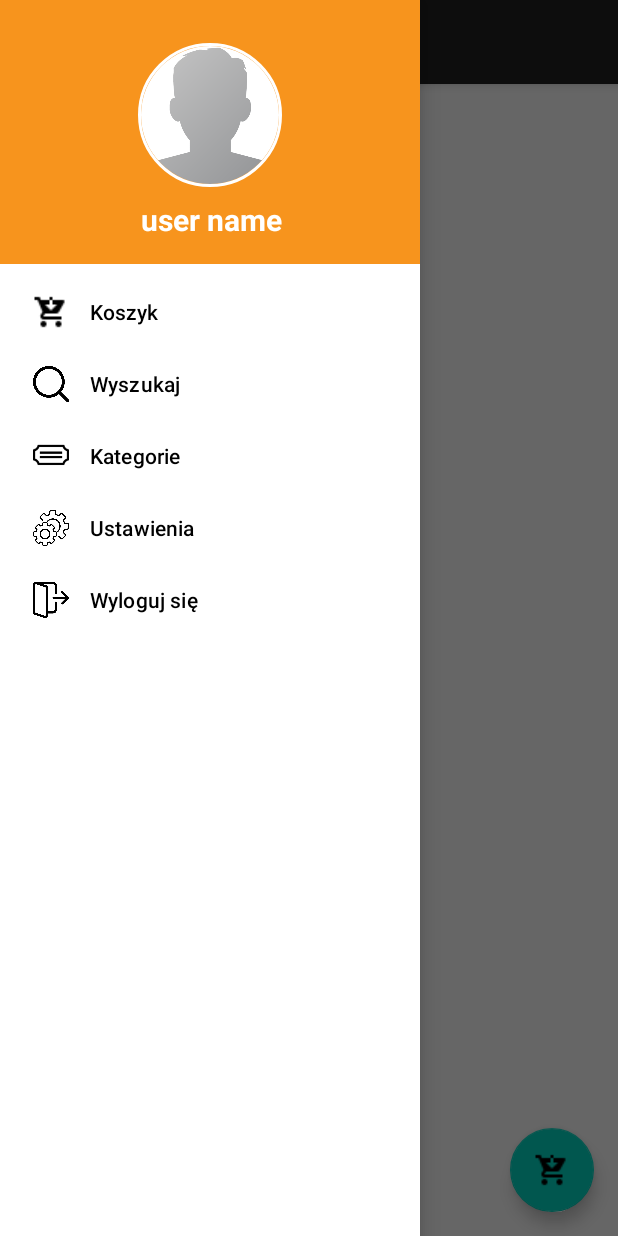
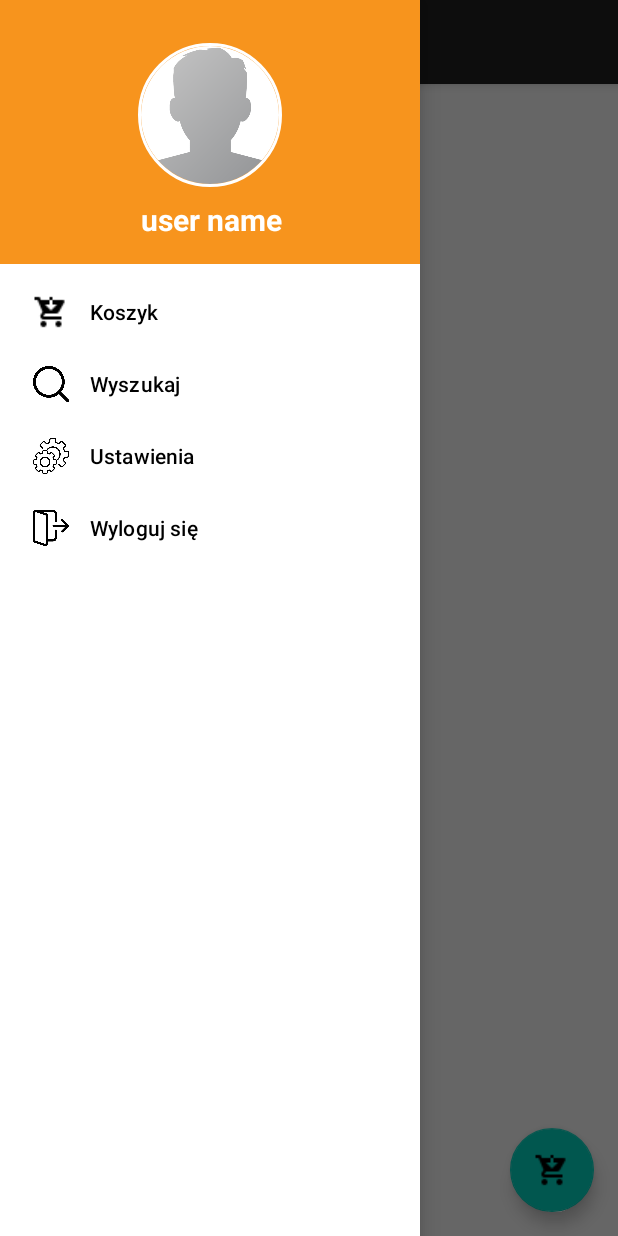
Before and after one commit to Missya122/OnlineShop2, an Android app: the HomeActivity screen opened directly, with no data from a screen before it, with the side drawer open, on a phone screen of 412 x 824 dp. Run offline under Robolectric (Android 15) with nearby library versions, the light colour scheme and no system bars; our stand-ins replace CircleImageView, Firebase (no records; nobody signed in at launch, a user with empty details on screens opened directly), Picasso, navigation-ui; libraries missing offline, so code that uses them is left out: io.paperdb; 3 statements that could not run were skipped.

Commit message:
Ostatnie poprawki

```diff
--- a/app/src/main/java/com/example/onlineshop/CartActivity.java
+++ b/app/src/main/java/com/example/onlineshop/CartActivity.java
@@ -97,12 +97,12 @@ public class CartActivity extends AppCompatActivity {
                                 builder.setItems(options, new DialogInterface.OnClickListener() {
                                     @Override
                                     public void onClick(DialogInterface dialog, int which) {
-                                        if( i==0) {
+                                        if( i == 0) {
                                             Intent intent = new Intent(CartActivity.this,ProductDetailsActivity.class);
                                             intent.putExtra("pid",cart.getPid());
                                             startActivity(intent);
                                         }
-                                        if(i == 1 ) {
+                                        else if(i == 1 ) {
                                             cartListRef.child("User View").child(Prevalent.currentOnlineUser.getPhone())
                                                     .child("Products")
                                                     .child(cart.getPid())
--- a/app/src/main/java/com/example/onlineshop/HomeActivity.java
+++ b/app/src/main/java/com/example/onlineshop/HomeActivity.java
@@ -178,10 +178,6 @@ public class HomeActivity extends AppCompatActivity implements  NavigationView.O
             Intent intent = new Intent(HomeActivity.this, SearchProductsActivity.class);
             startActivity(intent);
         }
-        else if (id == R.id.nav_categories)
-        {
-
-        }
         else if (id == R.id.nav_settings)
         {
             Intent intent = new Intent(HomeActivity.this, SettingsActivity.class);
--- a/app/src/main/java/com/example/onlineshop/ProductDetailsActivity.java
+++ b/app/src/main/java/com/example/onlineshop/ProductDetailsActivity.java
@@ -117,7 +117,7 @@ public class ProductDetailsActivity extends AppCompatActivity {
                     Products products = snapshot.getValue(Products.class);
 
                     productName.setText(products.getPname());
-                    productPrice.setText(products.getPrice());
+                    productPrice.setText(products.getPrice()) ;
                     productDescription.setText(products.getDescription());
                     Picasso.get().load(products.getImage()).into(productImage);
                 }
--- a/app/src/main/res/layout/activity_cart.xml
+++ b/app/src/main/res/layout/activity_cart.xml
@@ -41,7 +41,7 @@
         android:layout_height="wrap_content"
         android:layout_alignParentBottom="true"
         android:background="@color/colorPrimaryDark"
-        android:text="Następny"
+        android:text="Idź dalej"
         android:textColor="@android:color/holo_orange_light"
         android:textSize="20dp"
         />
--- a/app/src/main/res/menu/activity_main_drawer.xml
+++ b/app/src/main/res/menu/activity_main_drawer.xml
@@ -15,11 +15,6 @@
             android:title="Wyszukaj"
             android:iconTint="@color/white"/>
         <item
-            android:id="@+id/nav_categories"
-            android:icon="@drawable/category"
-            android:title="Kategorie"
-            android:iconTint="@color/white"/>
-        <item
         android:id="@+id/nav_settings"
         android:icon="@drawable/settings"
         android:title="Ustawienia"
```
